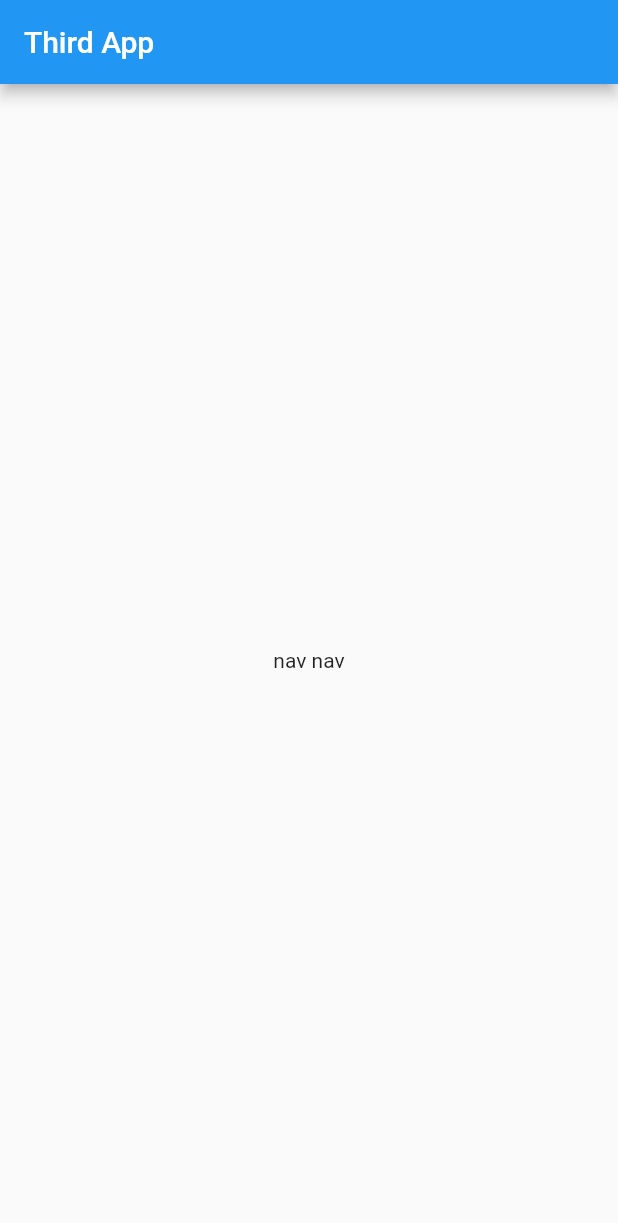
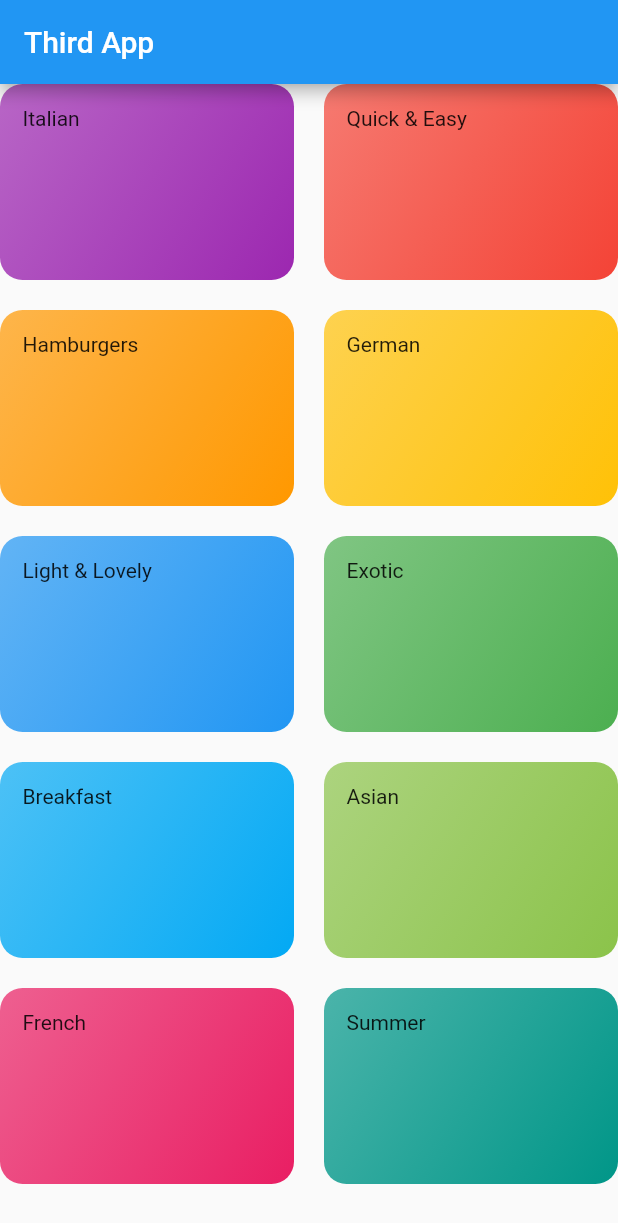
Before and after one commit to mtanaya09/Meal-Application, a Flutter app: the screen it shows after launch, on a phone screen of 412 x 824 dp. Shown: the top 1223 px of the screen. Run offline on Flutter 3.47's test engine with Material 2 defaults, Android fonts, the phone set to English and light mode, and no system bars.

Commit message:
Displaying gridview

```diff
--- /dev/null
+++ b/lib/categories_screen.dart
@@ -0,0 +1,30 @@
+import 'package:flutter/material.dart';
+import './dummy_data.dart';
+import './category_item.dart';
+
+class CategoriesScreen extends StatelessWidget {
+  @override
+  Widget build(BuildContext context) {
+    return Scaffold(
+      appBar: AppBar(
+        title: const Text('Third App'),
+      ),
+      body: GridView(
+        children: DUMMY_CATEGORIES
+            .map(
+              (catData) => CategoryItem(
+                catData.title,
+                catData.color,
+              ),
+            )
+            .toList(),
+        gridDelegate: SliverGridDelegateWithMaxCrossAxisExtent(
+          maxCrossAxisExtent: 200,
+          childAspectRatio: 3 / 2,
+          crossAxisSpacing: 20,
+          mainAxisSpacing: 20,
+        ),
+      ),
+    );
+  }
+}
--- /dev/null
+++ b/lib/category_item.dart
@@ -0,0 +1,27 @@
+import 'package:flutter/material.dart';
+
+class CategoryItem extends StatelessWidget {
+  final String title;
+  final Color color;
+
+  CategoryItem(this.title, this.color);
+
+  @override
+  Widget build(BuildContext context) {
+    return Container(
+      padding: const EdgeInsets.all(15),
+      child: Text(title),
+      decoration: BoxDecoration(
+        gradient: LinearGradient(
+          colors: [
+            color.withOpacity(0.7),
+            color,
+          ],
+          begin: Alignment.topLeft,
+          end: Alignment.bottomRight,
+        ),
+        borderRadius: BorderRadius.circular(15),
+      ),
+    );
+  }
+}
--- /dev/null
+++ b/lib/dummy_data.dart
@@ -0,0 +1,56 @@
+import 'package:flutter/material.dart';
+
+import './models/category.dart';
+
+const DUMMY_CATEGORIES = const [
+  Category(
+    id: 'c1',
+    title: 'Italian',
+    color: Colors.purple,
+  ),
+  Category(
+    id: 'c2',
+    title: 'Quick & Easy',
+    color: Colors.red,
+  ),
+  Category(
+    id: 'c3',
+    title: 'Hamburgers',
+    color: Colors.orange,
+  ),
+  Category(
+    id: 'c4',
+    title: 'German',
+    color: Colors.amber,
+  ),
+  Category(
+    id: 'c5',
+    title: 'Light & Lovely',
+    color: Colors.blue,
+  ),
+  Category(
+    id: 'c6',
+    title: 'Exotic',
+    color: Colors.green,
+  ),
+  Category(
+    id: 'c7',
+    title: 'Breakfast',
+    color: Colors.lightBlue,
+  ),
+  Category(
+    id: 'c8',
+    title: 'Asian',
+    color: Colors.lightGreen,
+  ),
+  Category(
+    id: 'c9',
+    title: 'French',
+    color: Colors.pink,
+  ),
+  Category(
+    id: 'c10',
+    title: 'Summer',
+    color: Colors.teal,
+  ),
+];
--- a/lib/main.dart
+++ b/lib/main.dart
@@ -1,4 +1,5 @@
 import 'package:flutter/material.dart';
+import './categories_screen.dart';
 
 void main() => runApp(MyApp());
 
@@ -11,28 +12,7 @@ class MyApp extends StatelessWidget {
       theme: ThemeData(
         primarySwatch: Colors.blue,
       ),
-      home: MyHomePage(),
+      home: CategoriesScreen(),
     );
   }
 }
-
-class MyHomePage extends StatefulWidget {
-  @override
-  _MyHomePageState createState() => _MyHomePageState();
-}
-
-class _MyHomePageState extends State<MyHomePage> {
-  @override
-  Widget build(BuildContext context) {
-    return Scaffold(
-      appBar: AppBar(
-        title: Text('Third App'),
-      ),
-      body: Center(
-        child: Text(
-          'nav nav',
-        ),
-      ),
-    );
-  }
-}
--- /dev/null
+++ b/lib/models/category.dart
@@ -0,0 +1,13 @@
+import 'package:flutter/material.dart';
+
+class Category {
+  final String id;
+  final String title;
+  final Color color;
+
+  const Category({
+    @required this.id,
+    @required this.title,
+    this.color = Colors.orange,
+  });
+}
```
